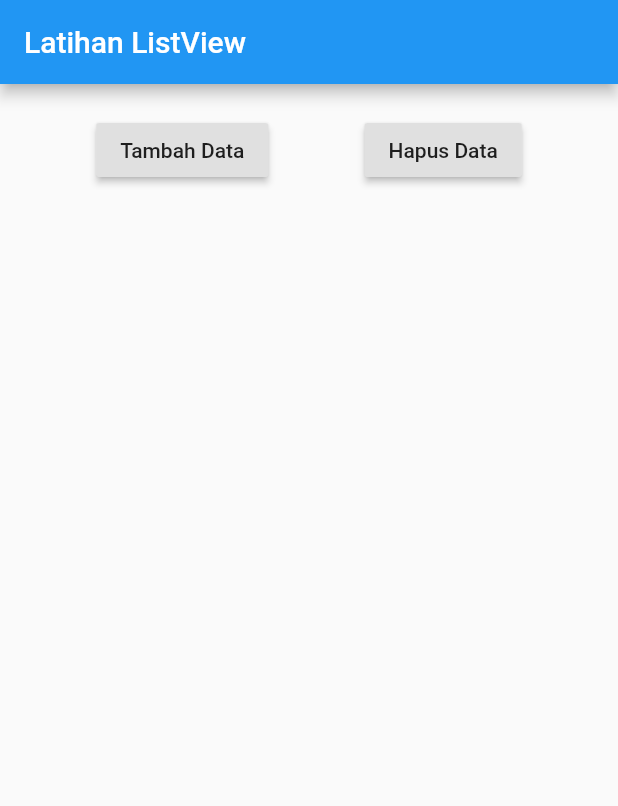
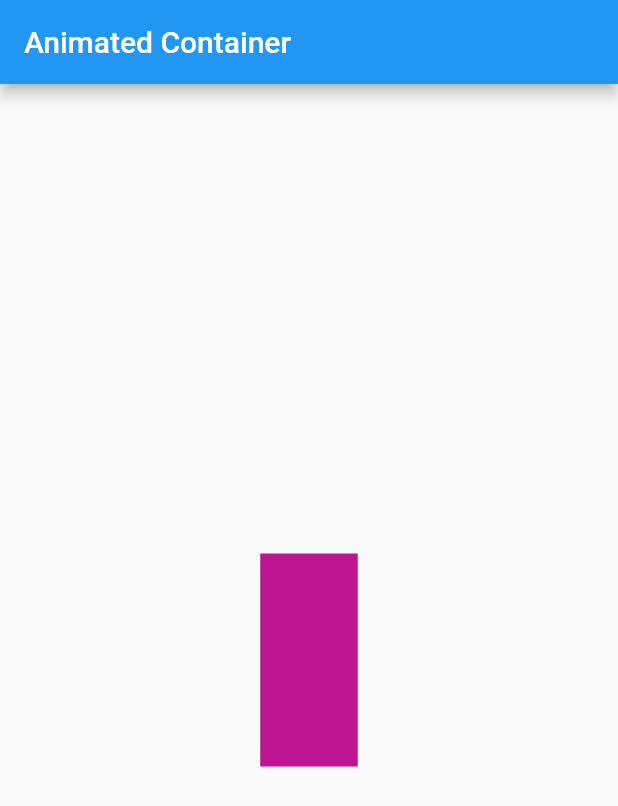
Before and after one commit to JayaMahendra/Perdalam-Flutter, a Flutter app: the screen it shows after launch, on a phone screen of 412 x 824 dp. Shown: the top 806 px of the screen. Run offline on Flutter 3.47's test engine with Material 2 defaults, Android fonts, the phone set to English and light mode, and no system bars.

Commit message:
10 AnimatedContainer

```diff
--- a/lib/main.dart
+++ b/lib/main.dart
@@ -1,5 +1,17 @@
+import 'dart:math';
+
 import 'package:flutter/material.dart';
-import 'package:flutter/rendering.dart';
+
+
+//INI APLIKASI UNTUK MENCOBA ANIMASI APABILA DI CLICK,
+//MAKA YANG AKAN BERUBAH :
+//UKURAN
+//WARNA
+
+
+//GESTURE DETECTOR DIGUANAKAN APABILA TIDAK ADA ONTAP/DLL
+
+
 
 void main() {
   runApp(MyApp());
@@ -13,53 +25,30 @@ class MyApp extends StatefulWidget {
 }
 
 class _MyAppState extends State<MyApp> {
-  List<Widget> widgets = [];
-  int counter = 1;
+  Random random = Random();
 
   @override
   Widget build(BuildContext context) {
     return MaterialApp(
       home: Scaffold(
         appBar: AppBar(
-              title: Text("Latihan ListView"),
+          title: Text("Animated Container"),
         ),
-            body: ListView(
-               children: <Widget>[
-                 Container(
-                   padding: EdgeInsets.only(top: 20),
-                   child: Row(
-                mainAxisAlignment: MainAxisAlignment.spaceEvenly,
-                children: <Widget>[
-                  RaisedButton(
-                    child: Text('Tambah Data'),
-                    onPressed: () {
-                      setState(() {
-                        widgets.add(Text(
-                          "Data" + counter.toString(),
-                          style: TextStyle(fontSize: 35),
-                        ));
-                        counter++;
-                      });
+        body: Center(
+          child: GestureDetector(
+            onTap: () {
+              setState(() {});
             },
+            child: AnimatedContainer(
+              duration: Duration(seconds: 1),
+              width: 50.0 + random.nextInt(101),
+              height: 50.0 + random.nextInt(101),
+              color: Color.fromARGB(255, random.nextInt(256),
+                  random.nextInt(256), random.nextInt(256)),
             ),
-                  RaisedButton(
-                      child: Text("Hapus Data"),
-                      onPressed: () {
-                        setState(() {
-                          widgets.removeLast();
-                          counter--;
-                        });
-                      }),
-                ],
           ),
-
         ),
-
-                Column(
-                  crossAxisAlignment: CrossAxisAlignment.start,
-                  children: widgets,
       ),
-              ]))
     );
   }
 }
```
Lines whose indentation alone changed are shown as unchanged.
